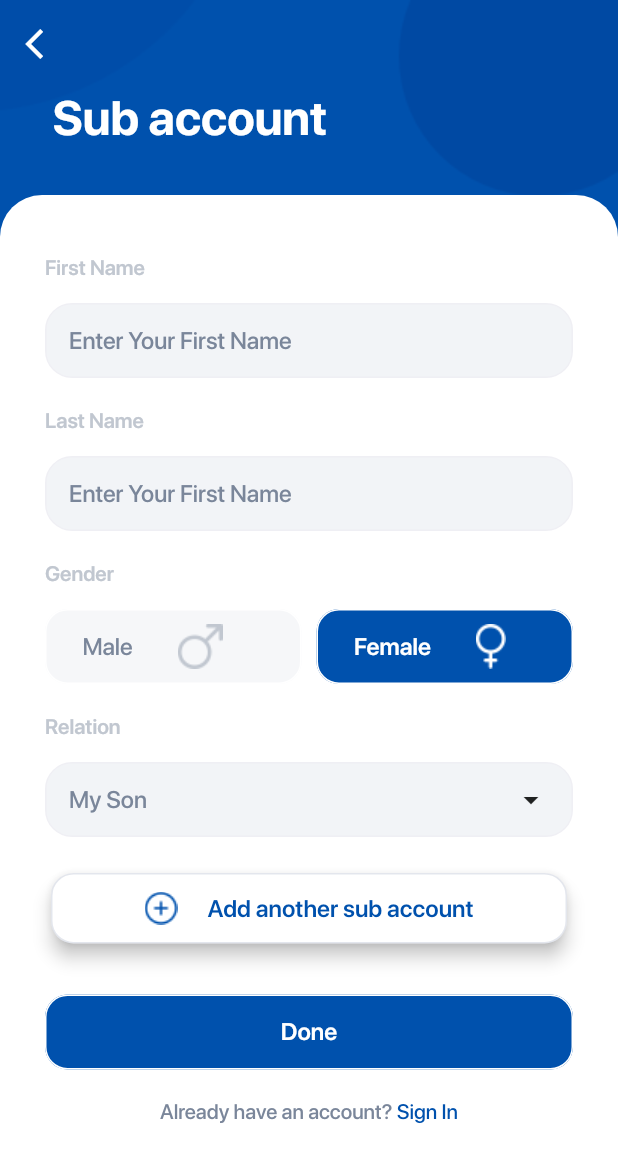
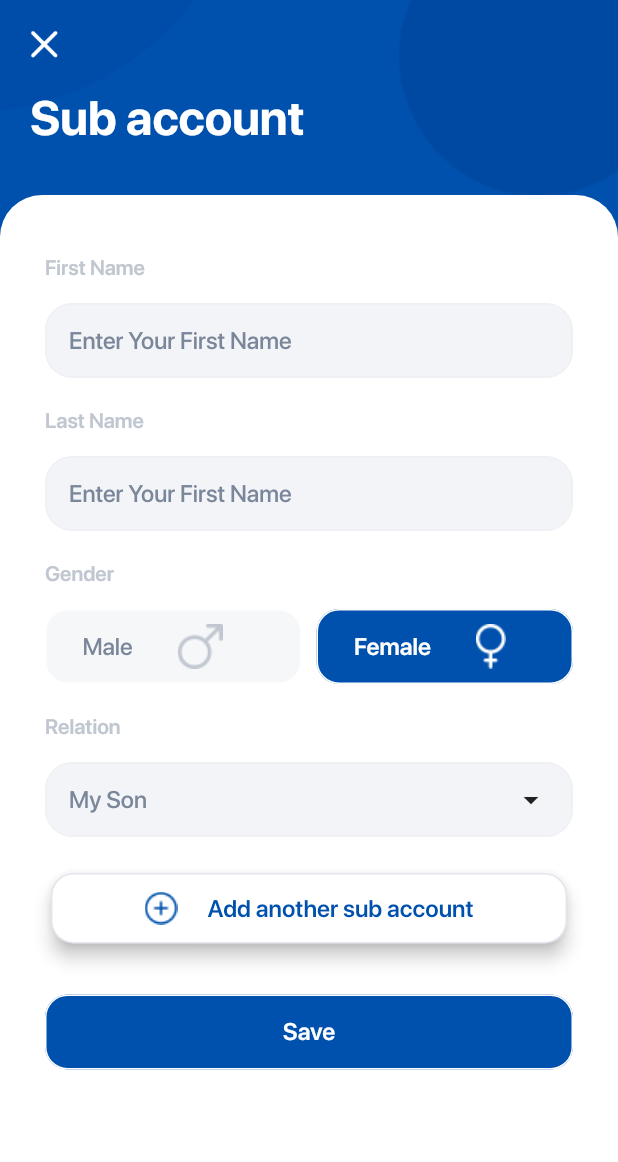
Before and after one commit to ahmedbob3/signs, a Flutter app: the SignupSubAccountScreenStep1 screen opened directly, on a phone screen of 412 x 824 dp. Shown: the top 1162 px of the screen. Run offline on Flutter 3.47's test engine with Material 2 defaults, Android fonts, the phone set to English and light mode, and no system bars; our stand-ins replace bloc, country_code_picker, dio, flutter_bloc, flutter_datetime_picker and 2 more; missing offline and left inert: country_codes, dart:ffi; accounts and stored records are empty; project files that could hold a hidden picture were left out.

Commit message:
sub account senario , Add Medication senario

```diff
--- a/lib/Blocs/home bloc/home_bloc.dart
+++ b/lib/Blocs/home bloc/home_bloc.dart
@@ -2,6 +2,7 @@ import 'dart:async';
 
 import 'package:bloc/bloc.dart';
 import 'package:meta/meta.dart';
+import 'package:signs/Medication%20bloc/medication_bloc.dart';
 import 'package:signs/Repos/LoginRepos/login_repo.dart';
 
 part 'home_event.dart';
@@ -16,6 +17,7 @@ class HomeBloc extends Bloc<HomeEvent, HomeState> {
       yield HomeLoadingState();
       var response = await LoginRepo().doLogin('01063813377', '123456');
       var list = List<String>();
+      // var list = List<MedicationBloc>();
       list.add("medication list ..");
       yield HomeLoadedState(list);
     } else if ( event is resetHomeEvent ){
--- a/lib/Screens/medication_section.dart
+++ b/lib/Screens/medication_section.dart
@@ -1,4 +1,5 @@
 import 'package:flutter/material.dart';
+import 'package:signs/Medication%20bloc/medication_bloc.dart';
 import 'package:signs/Utils/styles.dart';
 import 'package:signs/widgets/pill_cell.dart';
 
--- a/lib/Screens/signup_sub_screen_step1.dart
+++ b/lib/Screens/signup_sub_screen_step1.dart
@@ -228,34 +228,34 @@ class _SignupSubAccountScreenStep1State extends State<SignupSubAccountScreenStep
                         button(() {
                           Navigator.of(context).push(MaterialPageRoute(
                               builder: (context) => SignupScreenStep2()));
-                        }, Strings().getDoneStrings(), isFilledColor: true),
-                        SizedBox(height: 20),
-                        Row(
-                          mainAxisAlignment: MainAxisAlignment.center,
-                          crossAxisAlignment: CrossAxisAlignment.center,
-                          children: <Widget>[
-                            Text(
-                              Strings().getHavingAccountStrings(),
-                              style: titleStyle(
-                                  fontFamily: mediumFontFamily,
-                                  color: greyColor,
-                                  fontSize: 14),
-                            ),
-                            new GestureDetector(
-                              onTap: () {
-                                Navigator.of(context).push(MaterialPageRoute(
-                                    builder: (context) => CheckMobileScreen()));
-                              },
-                              child: new Text(
-                                Strings().getSingInText(),
-                                style: titleStyle(
-                                    fontFamily: mediumFontFamily,
-                                    color: defaultBackgroundColor,
-                                    fontSize: 14),
-                              ),
-                            ),
-                          ],
-                        ),
+                        }, Strings().getSaveStrings(), isFilledColor: true),
+                        // SizedBox(height: 20),
+                        // Row(
+                        //   mainAxisAlignment: MainAxisAlignment.center,
+                        //   crossAxisAlignment: CrossAxisAlignment.center,
+                        //   children: <Widget>[
+                        //     Text(
+                        //       Strings().getHavingAccountStrings(),
+                        //       style: titleStyle(
+                        //           fontFamily: mediumFontFamily,
+                        //           color: greyColor,
+                        //           fontSize: 14),
+                        //     ),
+                        //     new GestureDetector(
+                        //       onTap: () {
+                        //         Navigator.of(context).push(MaterialPageRoute(
+                        //             builder: (context) => CheckMobileScreen()));
+                        //       },
+                        //       child: new Text(
+                        //         Strings().getSingInText(),
+                        //         style: titleStyle(
+                        //             fontFamily: mediumFontFamily,
+                        //             color: defaultBackgroundColor,
+                        //             fontSize: 14),
+                        //       ),
+                        //     ),
+                        //   ],
+                        // ),
                         Spacer()
 
                       ],
@@ -264,17 +264,17 @@ class _SignupSubAccountScreenStep1State extends State<SignupSubAccountScreenStep
                 ),
 
                 Positioned(
-                    child: IconButton(
-                      icon: Icon(
-                        Icons.arrow_back_ios,
-                        color: Colors.white,
-                      ),
-                      onPressed: () {
+
+                    child: GestureDetector(
+                      onTap: () {
                         Navigator.of(context).pop();
                       },
+                      child:  Image.asset(
+                        CloseWhite,
+                      ),
                     ),
-                    top: 5,
-                    left: 5),
+                    top: 20,
+                    left: 20),
 
                 Positioned(
                     child: Text(
@@ -285,7 +285,7 @@ class _SignupSubAccountScreenStep1State extends State<SignupSubAccountScreenStep
                             fontSize: 32),
                       ),
                     top: 60,
-                    left: 35),
+                    left: 20),
 
 
               ],
--- a/lib/Utils/Strings Data/strings_ar.dart
+++ b/lib/Utils/Strings Data/strings_ar.dart
@@ -67,6 +67,8 @@ class Strings_AR {
   static const String MEDICATION_HINT = 'ex: That’s my painkiller to my teeth';
   static const String SELECT = 'إختر';
   static const String FORGET_PASSWORD = 'هل نسيت كلمة المرور ؟';
+  static const String SAVE = 'Save';
+
 
 
 
--- a/lib/Utils/Strings Data/strings_en.dart
+++ b/lib/Utils/Strings Data/strings_en.dart
@@ -67,5 +67,7 @@ class Strings_EN {
   static const String MEDICATION_HINT = 'ex: That’s my painkiller to my teeth';
   static const String SELECT = 'Select';
   static const String FORGET_PASSWORD = 'Forget Password ?';
+  static const String SAVE = 'Save';
+
 
 }
--- a/lib/Utils/Strings Data/strings_inr.dart
+++ b/lib/Utils/Strings Data/strings_inr.dart
@@ -67,4 +67,6 @@ class Strings_INR {
   static const String MEDICATION_HINT = 'ex: That’s my painkiller to my teeth';
   static const String SELECT = 'Select';
   static const String FORGET_PASSWORD = 'Forget Password ?';
+  static const String SAVE = 'Save';
+
 }
--- a/lib/Utils/images.dart
+++ b/lib/Utils/images.dart
@@ -70,3 +70,4 @@ const String DirectionIcon = 'assets/images/ic_Direction_Icon.png';
 const String CallIcon = 'assets/images/ic_Call.png';
 const String SplashBG = 'assets/images/splash_bg.png';
 const String SignsLogo = 'assets/images/signs_Logo.png';
+const String CloseWhite = 'assets/images/ic_close_white.png';
--- a/lib/Utils/strings.dart
+++ b/lib/Utils/strings.dart
@@ -538,6 +538,19 @@ class Strings {
     }
   }
 
+  String getSaveStrings() {
+    switch (Constants.languageId) {
+      case languages.Arabic:
+        return Strings_AR.SAVE;
+        break;
+      case languages.Indian:
+        return Strings_INR.SAVE;
+        break;
+      default:
+        return Strings_EN.SAVE;
+    }
+  }
+
   String getSingRelationStrings() {
     switch (Constants.languageId) {
       case languages.Arabic:
```
Also changed, not shown: lib/Medication bloc/medication_bloc.dart (added, +23 -0 lines), lib/Screens/home_screen.dart (+10 -3 lines), lib/widgets/pill_cell.dart (+17 -6 lines), assets/images/1.0x/ic_close_white.png (added), assets/images/2.0x/ic_close_white.png (added), assets/images/3.0x/ic_close_white.png (added), assets/images/ic_close_white.png (added).
